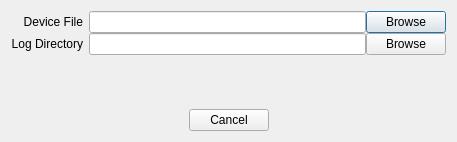
First picture: the form in inlinino/resources/setup_acs.ui, repository OceanOptics/Inlinino, before the edit.
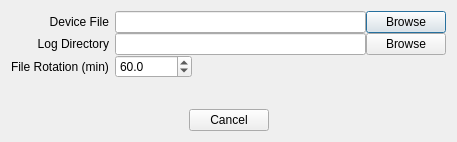
Second picture: the form after the edit.

Commit message:
Feature: Configurable file save interval for ACS (#15)
* FEAT: Configure file save interval (ACS only)

* BUG: Fix locale settings (US)

Before this fix locale settings with difference decimal separators
could break the applications string parsing. Consequently, one must
force the local to e.g. US.

---------

```diff
--- a/inlinino/resources/setup_acs.ui
+++ b/inlinino/resources/setup_acs.ui
@@ -96,6 +96,41 @@
        </item>
       </layout>
      </item>
+     <item row="2" column="0">
+      <widget class="QLabel" name="label_log_period">
+       <property name="text">
+        <string>File Rotation (min)</string>
+       </property>
+      </widget>
+     </item>
+     <item row="2" column="1">
+      <widget class="QDoubleSpinBox" name="sb_length">
+       <property name="sizePolicy">
+        <sizepolicy hsizetype="Fixed" vsizetype="Fixed">
+         <horstretch>0</horstretch>
+         <verstretch>0</verstretch>
+        </sizepolicy>
+       </property>
+       <property name="toolTip">
+        <string>File rotation interval in minutes, correspond to the length of files recorded. A new file is created beyond that time. Default is 60 minutes.</string>
+       </property>
+       <property name="decimals">
+        <number>1</number>
+       </property>
+       <property name="minimum">
+        <double>0.0</double>
+       </property>
+       <property name="maximum">
+        <double>525600.0</double>
+       </property>
+       <property name="singleStep">
+        <double>1.0</double>
+       </property>
+       <property name="value">
+        <double>60.0</double>
+       </property>
+      </widget>
+     </item>
     </layout>
    </item>
    <item>
```
The commit also changes 1 other file.
